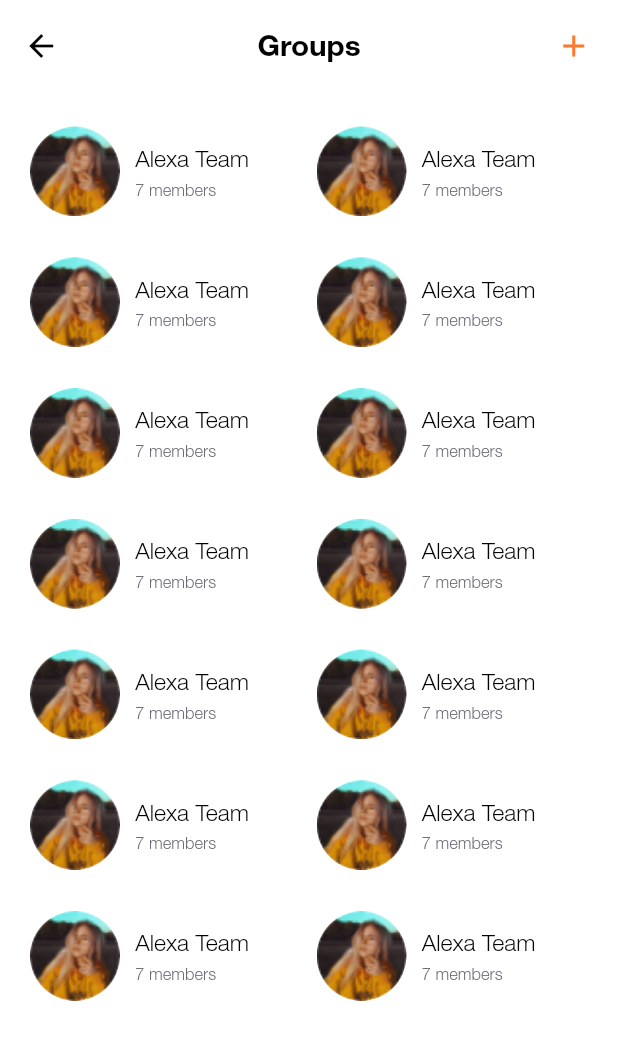
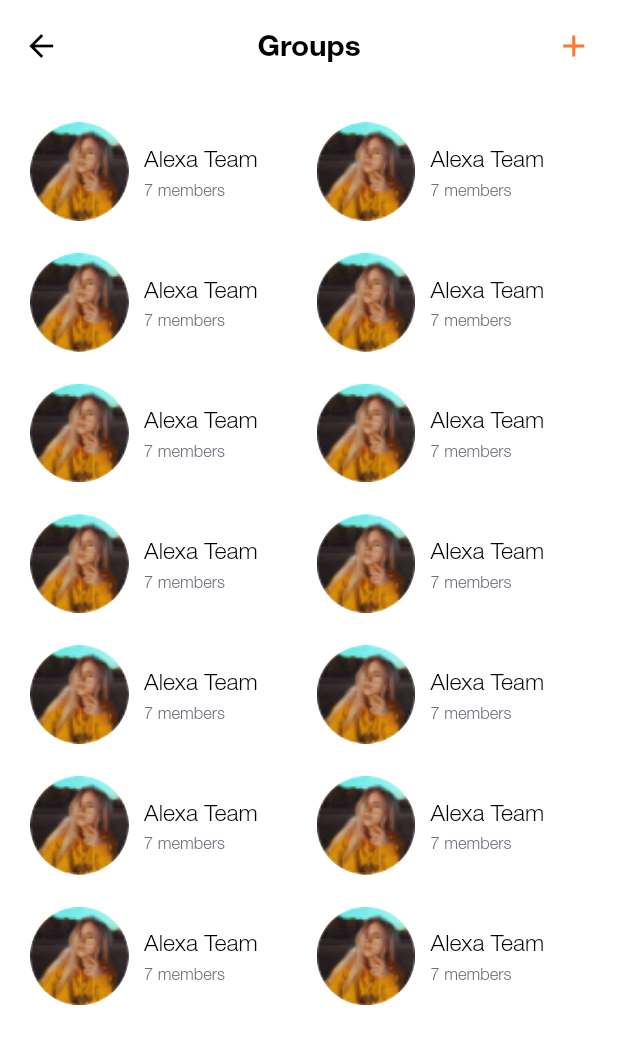
Before and after one commit to atsign-foundation/arrive, a Flutter app: the GroupList screen opened by its route, on a phone screen of 412 x 824 dp. Shown: the top 1044 px of the screen. Run offline on Flutter 3.47's test engine with Material 2 defaults, Android fonts, the phone set to English and light mode, and no system bars; our stand-ins replace cached_network_image, sliding_up_panel; missing offline and left inert: latlng, map.

Commit message:
Added Terms & conditions, faqs screens and custom_circle_avatar

```diff
--- /dev/null
+++ b/lib/common_components/custom_circle_avatar.dart
@@ -0,0 +1,26 @@
+import 'package:flutter/material.dart';
+import 'package:atsign_location_app/services/size_config.dart';
+
+class CustomCircleAvatar extends StatelessWidget {
+  final String image;
+  final double size;
+
+  const CustomCircleAvatar({Key key, this.image, this.size = 50})
+      : super(key: key);
+  @override
+  Widget build(BuildContext context) {
+    return Container(
+      height: size.toFont,
+      width: size.toFont,
+      decoration: BoxDecoration(
+        borderRadius: BorderRadius.circular(size.toWidth),
+      ),
+      // border: Border.all(width: 0.5, color: ColorConstants.fontSecondary)),
+      child: CircleAvatar(
+        radius: (size - 5).toFont,
+        backgroundColor: Colors.transparent,
+        backgroundImage: AssetImage(image),
+      ),
+    );
+  }
+}
--- a/lib/common_components/custom_event_card.dart
+++ b/lib/common_components/custom_event_card.dart
@@ -1,3 +1,4 @@
+import 'package:atsign_location_app/common_components/custom_circle_avatar.dart';
 import 'package:atsign_location_app/utils/constants/colors.dart';
 import 'package:atsign_location_app/utils/constants/images.dart';
 import 'package:atsign_location_app/utils/constants/text_styles.dart';
--- a/lib/common_components/person_tile/person_horizontal_tile.dart
+++ b/lib/common_components/person_tile/person_horizontal_tile.dart
@@ -1,3 +1,4 @@
+import 'package:atsign_location_app/common_components/custom_circle_avatar.dart';
 import 'package:atsign_location_app/utils/constants/text_styles.dart';
 import 'package:flutter/material.dart';
 import 'package:atsign_location_app/services/size_config.dart';
@@ -22,14 +23,9 @@ class CustomPersonHorizontalTile extends StatelessWidget {
         children: <Widget>[
           Stack(
             children: [
-              Container(
-                height: 60,
-                width: 60,
-                child: CircleAvatar(
-                  radius: 25,
-                  backgroundColor: Colors.transparent,
-                  backgroundImage: AssetImage(imageLocation),
-                ),
+              CustomCircleAvatar(
+                size: 60,
+                image: imageLocation,
               ),
               icon != null
                   ? Positioned(
--- a/lib/routes/route_names.dart
+++ b/lib/routes/route_names.dart
@@ -4,4 +4,6 @@ class Routes {
   static const String EVENT_LOG = 'event_log';
   static const String GROUP_LIST = 'group_list';
   static const String NEW_GROUP = 'new_group';
+  static const String FAQS = 'faqs';
+  static const String TERMS_CONDITIONS_SCREEN = 'terms_conditions_screen';
 }
--- a/lib/routes/routes.dart
+++ b/lib/routes/routes.dart
@@ -1,9 +1,11 @@
 import 'package:atsign_location_app/routes/route_names.dart';
 import 'package:atsign_location_app/screens/event/event_log.dart';
+import 'package:atsign_location_app/screens/faqs/faqs.dart';
 import 'package:atsign_location_app/screens/group/group_list.dart';
 import 'package:atsign_location_app/screens/group/new_group.dart';
 import 'package:atsign_location_app/screens/home/home_screen.dart';
 import 'package:atsign_location_app/screens/splash/splash.dart';
+import 'package:atsign_location_app/screens/terms_conditions/terms_conditions_screen.dart';
 import 'package:flutter/material.dart';
 
 class SetupRoutes {
@@ -15,6 +17,8 @@ class SetupRoutes {
       Routes.EVENT_LOG: (context) => EventLog(),
       Routes.GROUP_LIST: (context) => GroupList(),
       Routes.NEW_GROUP: (context) => NewGroup(),
+      Routes.FAQS: (context) => FaqsScreen(),
+      Routes.TERMS_CONDITIONS_SCREEN: (context) => TermsConditions(),
     };
   }
 
--- a/lib/screens/splash/splash.dart
+++ b/lib/screens/splash/splash.dart
@@ -72,8 +72,8 @@ class Splash extends StatelessWidget {
                 bottom: 130.toHeight,
                 right: 36.toWidth,
                 child: CustomButton(
-                    height: 40.toHeight,
-                    width: 120.toWidth,
+                    height: 40,
+                    width: 120,
                     radius: 100.toHeight,
                     child: Text(
                       'Explore',
```
Also changed, not shown: lib/common_components/display_tile.dart (+5 -9 lines), lib/common_components/person_tile/person_vertical_tile.dart (+4 -6 lines), lib/screens/faqs/faqs.dart (added, +69 -0 lines), lib/screens/home/home_screen.dart (+8 -14 lines), lib/screens/sidebar/sidebar.dart (+10 -11 lines), lib/screens/terms_conditions/terms_conditions_screen.dart (added, +39 -0 lines), lib/utils/faq_data.dart (added, +54 -0 lines).
